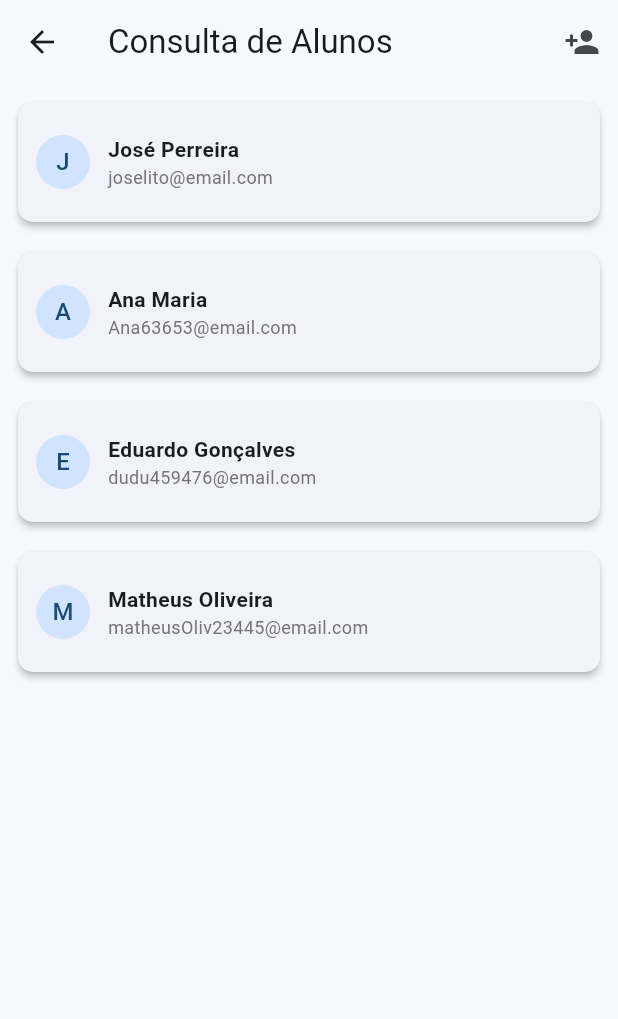
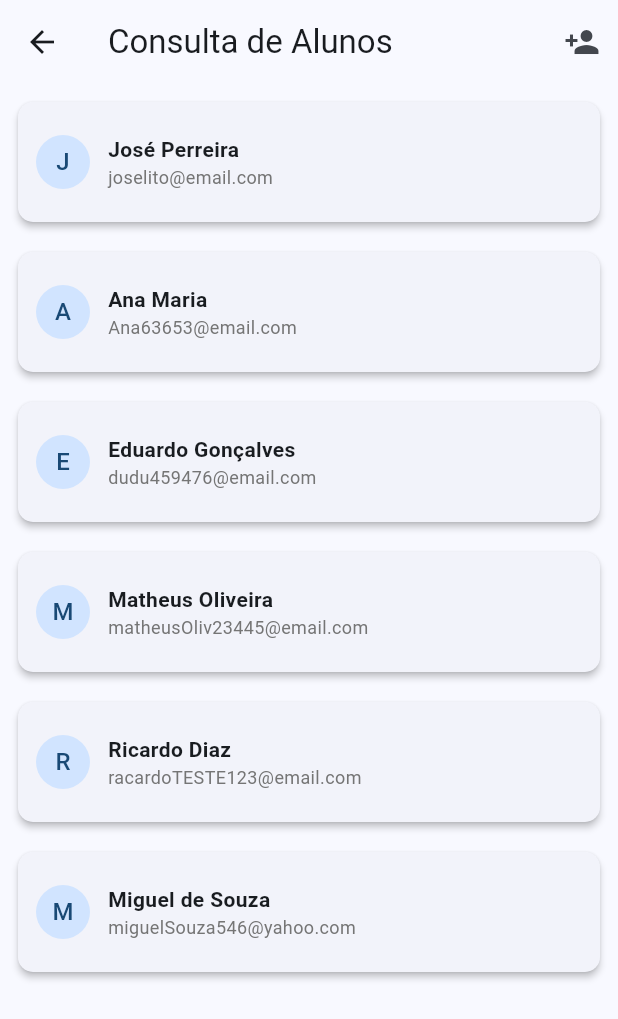
Before and after one commit to FelipeVieira4/gabarito_plus, a Flutter app: the ConsultaAluno screen opened directly, on a phone screen of 412 x 824 dp. Shown: the top 1019 px of the screen. Run offline on Flutter 3.47's test engine with Material 3 defaults, Android fonts, the phone set to English and light mode, and no system bars.

Commit message:
feat: adicionais mais exemplos de alunos no mock

```diff
--- a/lib/mocks/mock_aluno.dart
+++ b/lib/mocks/mock_aluno.dart
@@ -26,5 +26,15 @@ final List<Aluno> listaAlunos = <Aluno>[
     id: '4',
     nome: 'Matheus Oliveira',
     email: 'matheusOliv23445@email.com'
+  ),
+  Aluno(
+    id: '5',
+    nome: 'Ricardo Diaz',
+    email: 'racardoTESTE123@email.com'
+  ),
+  Aluno(
+    id: '6',
+    nome: 'Miguel de Souza',
+    email: 'miguelSouza546@yahoo.com'
   )
 ];
```
